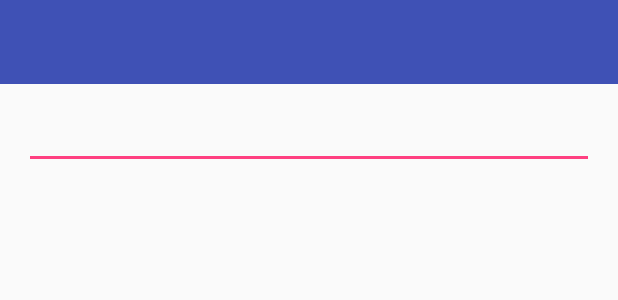
After one commit to dexafree/SeriesCountdown, an Android app: the layout activity_search.xml on its own in the app's theme, with its tools: preview values and no code run, on a phone screen of 412 x 824 dp. The commit adds this screen. Shown: the top 300 px of the screen. Run offline under Robolectric (Android 15) with nearby library versions, the phone set to English and light mode, and no system bars.

Commit message:
AutoCompletion

```diff
--- a/app/src/main/AndroidManifest.xml
+++ b/app/src/main/AndroidManifest.xml
@@ -22,6 +22,7 @@
 
         <activity android:name=".ui.DetailActivity" />
         <activity android:name=".ui.ShowImageActivity" />
+        <activity android:name=".ui.SearchActivity" />
     </application>
 
 </manifest>
--- /dev/null
+++ b/app/src/main/res/layout/activity_search.xml
@@ -0,0 +1,40 @@
+<?xml version="1.0" encoding="utf-8"?>
+
+<RelativeLayout
+    xmlns:android="http://schemas.android.com/apk/res/android"
+    android:layout_width="match_parent"
+    android:layout_height="match_parent"
+    android:orientation="vertical">
+
+    <android.support.v7.widget.Toolbar
+        android:id="@+id/toolbar"
+        android:layout_width="match_parent"
+        android:layout_height="?actionBarSize"
+        android:theme="@style/ThemeOverlay.AppCompat.Dark.ActionBar"
+        android:background="@color/primary" />
+
+
+    <LinearLayout
+        android:id="@+id/content_layout"
+        android:orientation="vertical"
+        android:paddingLeft="@dimen/big_padding"
+        android:paddingRight="@dimen/big_padding"
+        android:layout_width="match_parent"
+        android:layout_height="match_parent"
+        android:layout_below="@id/toolbar">
+
+        <AutoCompleteTextView
+            android:id="@+id/search_edittext"
+            android:padding="@dimen/big_padding"
+            android:layout_width="match_parent"
+            android:layout_height="wrap_content" />
+
+        <android.support.v7.widget.RecyclerView
+            android:id="@+id/series_recyclerview"
+            android:layout_width="match_parent"
+            android:layout_height="match_parent"/>
+
+    </LinearLayout>
+
+
+</RelativeLayout>
```
Also changed, not shown: app/src/main/java/com/dexafree/seriescountdown/interactors/SearchSuggestionsInteractor.java (+15 -4 lines), app/src/main/java/com/dexafree/seriescountdown/interfaces/ISearchView.java (added, +15 -0 lines), app/src/main/java/com/dexafree/seriescountdown/presenters/SearchPresenter.java (added, +45 -0 lines), app/src/main/java/com/dexafree/seriescountdown/ui/MainActivity.java (+7 -0 lines), app/src/main/java/com/dexafree/seriescountdown/ui/SearchActivity.java (added, +74 -0 lines).
